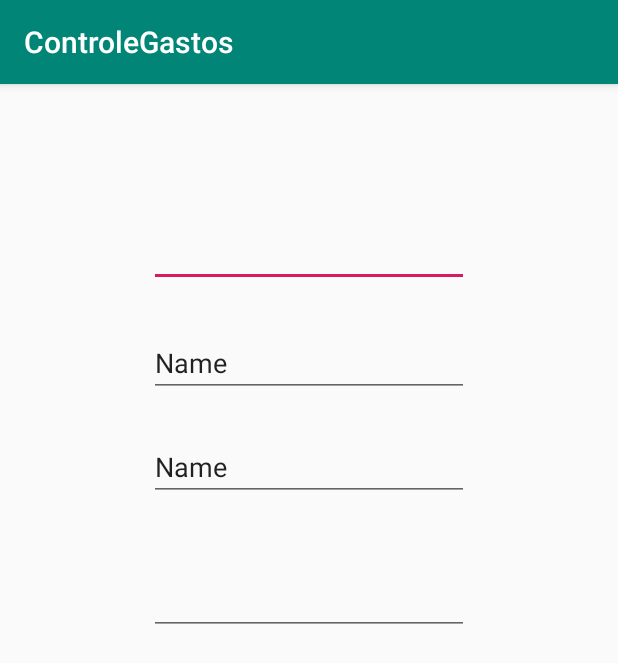
After one commit to Rosahanne/SENAC, an Android app: the CadGasto screen opened directly, with no data from a screen before it, on a phone screen of 412 x 824 dp. The commit adds this screen. Shown: the top 663 px of the screen. Run offline under Robolectric (Android 15) with nearby library versions, the phone set to English and light mode, and no system bars; 3 statements that could not run were skipped.

Commit message:
App_controleGastos

```diff
--- a/app/src/main/AndroidManifest.xml
+++ b/app/src/main/AndroidManifest.xml
@@ -9,6 +9,7 @@
         android:roundIcon="@mipmap/ic_launcher_round"
         android:supportsRtl="true"
         android:theme="@style/AppTheme">
+        <activity android:name=".CadGasto"></activity>
         <activity android:name=".MainActivity">
             <intent-filter>
                 <action android:name="android.intent.action.MAIN" />
--- /dev/null
+++ b/app/src/main/java/br/senac/app_controledegastos/CadGasto.java
@@ -0,0 +1,44 @@
+package br.senac.app_controledegastos;
+
+import android.support.v7.app.AppCompatActivity;
+import android.os.Bundle;
+import android.view.View;
+import android.widget.Button;
+import android.widget.Toast;
+
+import br.senac.app_controledegastos.DAO.GastoDAO;
+import br.senac.app_controledegastos.Model.Gasto;
+import br.senac.app_controledegastos.helper.GastoHelper;
+
+public class CadGasto extends AppCompatActivity {
+
+    private GastoHelper helper;
+    private GastoDAO gastoDAO;
+    private Button btnCadGasto;
+
+
+    @Override
+    protected void onCreate(Bundle savedInstanceState) {
+        super.onCreate(savedInstanceState);
+        setContentView(R.layout.activity_cadgasto);
+
+        btnCadGasto = findViewById(R.id. btnCGasto);
+        helper = new GastoHelper(this);
+        gastoDAO = new GastoDAO(this);
+
+        btnCadGasto.setOnClickListener(new View.OnClickListener() {
+            @Override
+            public void onClick(View v) {
+                Gasto gasto = helper.getAluno();
+                gastoDAO.inserir(gasto);
+                if (gastoDAO.inserir(gasto) == -1) {
+                    Toast.makeText(CadGasto.this,"Cadastro com sucesso", Toast.LENGTH_LONG).show();
+                } else {
+                    finish();
+                }
+            }
+        });
+
+
+    }
+}
--- a/app/src/main/java/br/senac/app_controledegastos/Cadastro.java
+++ /dev/null
@@ -1,4 +0,0 @@
-package br.senac.app_controledegastos;
-
-public class Cadastro {
-}
--- /dev/null
+++ b/app/src/main/res/layout/activity_cadgasto.xml
@@ -0,0 +1,76 @@
+<?xml version="1.0" encoding="utf-8"?>
+<android.support.constraint.ConstraintLayout xmlns:android="http://schemas.android.com/apk/res/android"
+    xmlns:app="http://schemas.android.com/apk/res-auto"
+    xmlns:tools="http://schemas.android.com/tools"
+    android:layout_width="match_parent"
+    android:layout_height="match_parent"
+    tools:context=".CadGasto">
+
+    <TextView
+        android:id="@+id/textView_titCadGasto"
+        android:layout_width="320dp"
+        android:layout_height="44dp"
+        android:layout_marginStart="8dp"
+        android:layout_marginLeft="8dp"
+        android:layout_marginTop="8dp"
+        android:layout_marginEnd="8dp"
+        android:layout_marginRight="8dp"
+        android:layout_marginBottom="8dp"
+        android:text="@string/TitCadGastos"
+        android:textAppearance="@style/TextAppearance.AppCompat.Display1"
+        app:layout_constraintBottom_toBottomOf="parent"
+        app:layout_constraintEnd_toEndOf="parent"
+        app:layout_constraintStart_toStartOf="parent"
+        app:layout_constraintTop_toTopOf="parent"
+        app:layout_constraintVertical_bias="0.042"
+        tools:text="Cadastro de Gastos" />
+
+    <EditText
+        android:id="@+id/editText"
+        android:layout_width="wrap_content"
+        android:layout_height="wrap_content"
+        android:layout_marginTop="8dp"
+        android:ems="10"
+        android:inputType="date"
+        app:layout_constraintEnd_toEndOf="@+id/textView_titCadGasto"
+        app:layout_constraintStart_toStartOf="@+id/textView_titCadGasto"
+        app:layout_constraintTop_toBottomOf="@+id/textView_titCadGasto" />
+
+    <EditText
+        android:id="@+id/editText2"
+        android:layout_width="wrap_content"
+        android:layout_height="wrap_content"
+        android:layout_marginTop="28dp"
+        android:ems="10"
+        android:inputType="textPersonName"
+        android:text="Name"
+        app:layout_constraintEnd_toEndOf="@+id/editText"
+        app:layout_constraintHorizontal_bias="0.0"
+        app:layout_constraintStart_toStartOf="@+id/editText"
+        app:layout_constraintTop_toBottomOf="@+id/editText" />
+
+    <EditText
+        android:id="@+id/editText3"
+        android:layout_width="wrap_content"
+        android:layout_height="wrap_content"
+        android:layout_marginTop="24dp"
+        android:ems="10"
+        android:inputType="textPersonName"
+        android:text="Name"
+        app:layout_constraintEnd_toEndOf="@+id/editText2"
+        app:layout_constraintHorizontal_bias="0.0"
+        app:layout_constraintStart_toStartOf="@+id/editText2"
+        app:layout_constraintTop_toBottomOf="@+id/editText2" />
+
+    <EditText
+        android:id="@+id/editText4"
+        android:layout_width="wrap_content"
+        android:layout_height="wrap_content"
+        android:layout_marginTop="44dp"
+        android:ems="10"
+        android:inputType="number"
+        app:layout_constraintEnd_toEndOf="@+id/editText3"
+        app:layout_constraintHorizontal_bias="0.0"
+        app:layout_constraintStart_toStartOf="@+id/editText3"
+        app:layout_constraintTop_toBottomOf="@+id/editText3" />
+</android.support.constraint.ConstraintLayout>
--- a/app/src/main/res/values/strings.xml
+++ b/app/src/main/res/values/strings.xml
@@ -1,3 +1,4 @@
 <resources>
-    <string name="app_name">App_ControleGastos</string>
+    <string name="app_name">ControleGastos</string>
+    <string name="TitCadGastos" />
 </resources>
```
Also changed, not shown: app/src/main/java/br/senac/app_controledegastos/DAO/CustosDAO.java (deleted, +0 -97 lines), app/src/main/java/br/senac/app_controledegastos/DAO/GastoDAO.java (added, +99 -0 lines), app/src/main/java/br/senac/app_controledegastos/EditGasto.java (added, +8 -0 lines), app/src/main/java/br/senac/app_controledegastos/MainActivity.java (+15 -5 lines), app/src/main/java/br/senac/app_controledegastos/Model/Gasto.java (+21 -0 lines), app/src/main/java/br/senac/app_controledegastos/helper/GastoHelper.java (added, +48 -0 lines), app/src/main/res/layout/activity_main.xml (+30 -5 lines).
